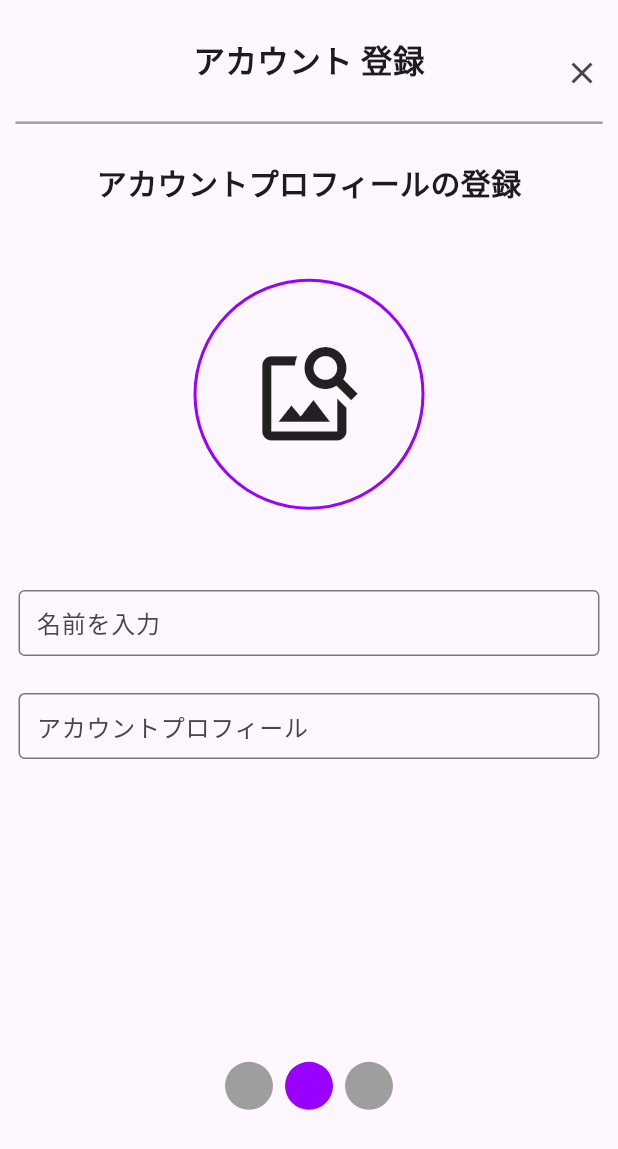
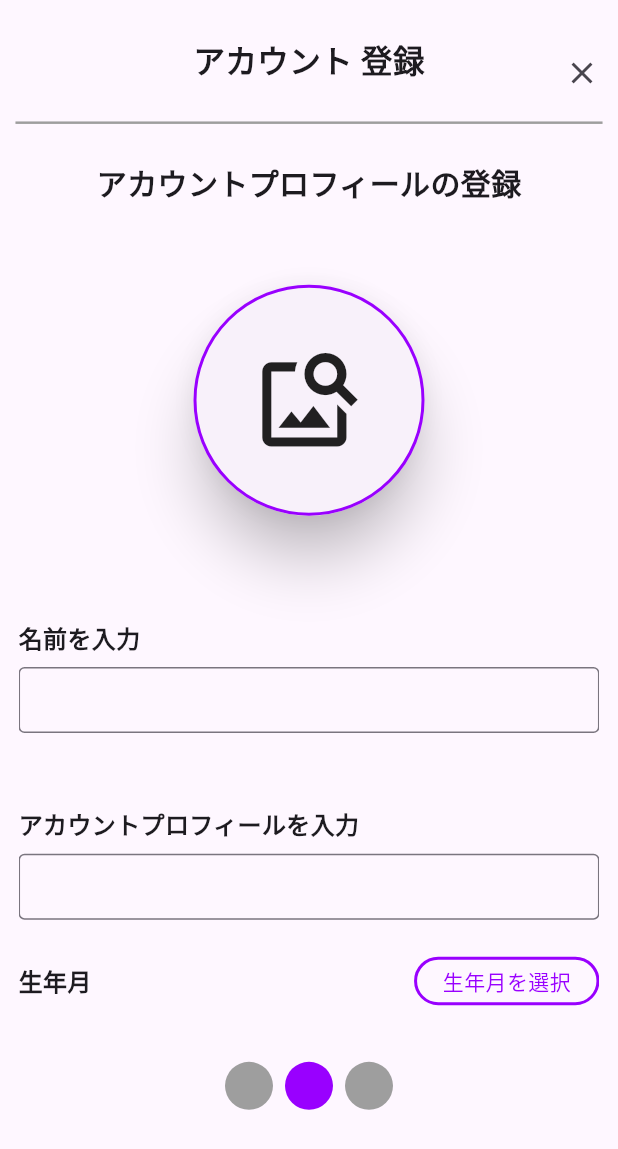
Before and after one commit to gls-tohtech/oshikatsu-product, a Flutter app: the AccountRegisterFragment screen opened directly, swiped to page 2, on a phone screen of 412 x 824 dp. Shown: the top 1149 px of the screen. Run offline on Flutter 3.47's test engine with Material 3 defaults, Android fonts, the phone set to English and light mode, and no system bars; drawn by our look-alikes of smooth_page_indicator; our stand-ins replace cloud_firestore, file_picker, firebase_auth, firebase_core, firebase_storage, flutter_chat_types and 4 more; missing offline and left inert: flutter_firebase_chat_core, matrix_gesture_detector; accounts and stored records are empty; project files that could hold a hidden picture were left out.

Commit message:
UserIconUIの作成

```diff
--- a/flutter/lib/screens/fragments/accountRegisterFragment/profileRegister.dart
+++ b/flutter/lib/screens/fragments/accountRegisterFragment/profileRegister.dart
@@ -2,6 +2,11 @@ import 'package:flutter/material.dart';
 import 'package:oshikatsu_product/models/users/UserProfile.dart';
 import 'package:oshikatsu_product/screens/fragments/accountRegisterFragment/pageTItle.dart';
 import 'package:oshikatsu_product/settings/appColors.dart';
+import 'package:oshikatsu_product/utils/validate/validate.dart';
+import 'package:oshikatsu_product/utils/validate/validateType.dart';
+import 'package:oshikatsu_product/widgets/imagePickAndSelect.dart';
+import 'package:oshikatsu_product/widgets/radiusText.dart';
+import 'package:oshikatsu_product/widgets/textFormField.dart';
 
 class ProfileRegister extends StatefulWidget {
     final Function(UserProfile) profileSetCallback;
@@ -15,91 +20,173 @@ class _ProfileRegisterState extends State<ProfileRegister> {
   final _nameText = TextEditingController();
   final _bioText = TextEditingController();
 
-  // var a = UserProfile(
-  //   name: name,
-  //   birthdayYear: birthdayYear,
-  //   birthdayMonth: birthdayMonth,
-  //   gender: gender,
-  //   iconImageUrl: iconImageUrl,
-  //   biography: biography,
-  //   relatedProjects: relatedProjects
-  // );
+  DateTime? _selectedDate;
+
+  bool _isShowImagePicker = false;
+
+  ImageProvider? _imageProvider;
+
+  bool _checkEntered(){
+    if(!checkValidate(context, Validate(value: _nameText.text, validateType: StringValidateType())).isOk) return false;
+    // if(!checkValidate(context, Validate(value: _bioText.text, validateType: StringValidateType())).isOk) return false;
+    return true;
+  }
+
+  Future<void> _pickDateTime(BuildContext context) async {
+    final DateTime? pickedDate = await showDatePicker(
+      context: context,
+      initialDate: _selectedDate ?? DateTime.now(),
+      firstDate: DateTime(1924),
+      lastDate: DateTime(2025),
+    );
+
+    if(pickedDate == null) return;
+
+    setState(() {
+      _selectedDate = pickedDate;
+    });
+  }
 
   @override
   Widget build(BuildContext context) {
     final Size size = MediaQuery.of(context).size;
-    return SingleChildScrollView(
-      child: Column(
+    return Stack(
       children: [
-          Form(
+        SingleChildScrollView(
           child: Column(
             children: [
               const RegisterPageTitleWidget(title: "アカウントプロフィールの登録"),
               Padding(
                 padding: EdgeInsets.symmetric(vertical: size.height * 0.05),
+                child: Card(
+                  elevation: 16,
+                  shape: RoundedRectangleBorder(
+                    borderRadius: BorderRadius.circular(1000)
+                  ),
                   child: Container(
                   decoration: BoxDecoration(
                     border: Border.all(
                       color: AppColors().primaryColor,
                       width: 2
                     ),
-                      borderRadius: BorderRadius.circular(256)
+                    borderRadius: BorderRadius.circular(1000)
                   ),
                   child: InkWell(
                     onTap: () {
-
+                      setState(() {
+                        _isShowImagePicker = !_isShowImagePicker;
+                      });
                     },
-                      borderRadius: BorderRadius.circular(256),
-                      child: const SizedBox(
+                    borderRadius: BorderRadius.circular(1000),
+                    child: SizedBox(
                       height: 150,
                       width: 150,
-                        child: Icon(
+                      child: _imageProvider != null
+                      ? ClipRRect(
+                        borderRadius: BorderRadius.circular(1000),
+                        child: Image(image: _imageProvider!)
+                      )
+                      : const Icon(
                         Icons.image_search,
                         size: 75,
                       ),
                     )
                   ),
                 ),
-                ),
-                buildForm(
-                  _nameText,
-                  '名前を入力',
-                  TextInputType.name
-                ),
-                buildForm(
-                  _bioText,
-                  'アカウントプロフィール',
-                  TextInputType.text
-                ),
-
-              ],
               )
               ),
-          SizedBox(
-            height: MediaQuery.of(context).viewInsets.bottom,
+              TextFieldWidget(
+                controller: _nameText,
+                formTitle: '名前',
+                textInputType: TextInputType.name,
               ),
+              TextFieldWidget(
+                controller: _bioText,
+                formTitle: 'アカウントプロフィール',
+                textInputType: TextInputType.text,
+              ),
+              Column(
+                crossAxisAlignment: CrossAxisAlignment.start,
+                children: <Widget>[
+                  Row(
+                    mainAxisAlignment: MainAxisAlignment.spaceBetween,
+                    children: <Widget>[
+                      const Text(
+                        '生年月',
+                        style: TextStyle(
+                          fontSize: 16.0,
+                          fontWeight: FontWeight.bold,
+                        ),
+                      ),
+                      RadiusTextComponent(
+                        "生年月を選択",
+                        widthRatio: 0.3,
+                        textTapped: () => _pickDateTime(context)
+                      ),
+                    ],
+                  ),
+                  Padding(
+                    padding: const EdgeInsets.only(top: 8.0),
+                    child: _selectedDate != null
+                        ? Text(
+                            '生年月: ${_selectedDate!.year}年 ${_selectedDate!.month.toString().padLeft(2, '0')}月',
+                            style: const TextStyle(
+                              fontSize: 16.0,
+                            ),
+                          )
+                        : const SizedBox.shrink(),
+                    // 条件に合わない場合は何も表示しない
+                  ),
+                ],
+              ),
+              const SizedBox(height: 20),
+              RadiusTextComponent(
+                "決定",
+                widthRatio: 0.7,
+                textTapped: () {
+                  if(!_checkEntered()) return;
+
+                  UserProfile profile =UserProfile(
+                    name: _nameText.text,
+                    birthdayYear: _selectedDate!.year,
+                    birthdayMonth: _selectedDate!.month,
+                    gender: "none",
+                    iconImageUrl: "",
+                    biography: _bioText.text,
+                    relatedProjects: []
+                  );
+
+                  widget.profileSetCallback(profile);
+                },
+              )
             ]
           ),
+        ),
+        AnimatedSwitcher(
+          switchInCurve: Curves.easeInOut,
+          switchOutCurve: Curves.easeInOut,
+          duration: const Duration(milliseconds: 300),
+          child: _isShowImagePicker
+            ? ImagePickAndselectWidget(
+                closeFragmentCallback: (ImageProvider? image) {
+                  setState(() {
+                    _isShowImagePicker = !_isShowImagePicker;
+                    _imageProvider = image;
+                  });
+                },
+              )
+            : Container(),
+          transitionBuilder: (Widget child, Animation<double> animation) {
+            return SlideTransition(
+              position: Tween<Offset>(
+                begin: const Offset(0, 1),
+                end: Offset.zero,
+              ).animate(animation),
+              child: child,
             );
-  }
-
-  Widget buildForm(TextEditingController controller, String hintText, TextInputType textInputType){
-    final Size size = MediaQuery.of(context).size;
-    return Container(
-      padding: EdgeInsets.symmetric(vertical: size.height * 0.015),
-      child: TextFormField(
-        controller: controller,
-        maxLines: null,
-        decoration: InputDecoration(
-          isDense: true,
-          contentPadding: const EdgeInsets.symmetric(
-            vertical: 10.0, horizontal: 8.0
-          ),
-          border: const OutlineInputBorder(),
-          hintText: hintText,
-        ),
-        keyboardType: textInputType
-      ),
+          },
+        )
+      ],
     );
   }
 }
--- a/flutter/lib/screens/pages/swipeUI.dart
+++ b/flutter/lib/screens/pages/swipeUI.dart
@@ -107,12 +107,12 @@ class _SwipeUIContentsState extends State<SwipeUIContents> {
                                   ),
                                   "オーナー",
                                 ),
-                                const SizedBox(width: 20,),
+                                const SizedBox(width: 20),
                                 FittedBox(
                                   fit:BoxFit.none,
                                   child: UserProfileLabelComponent(
                                     userRef: project.createdBy,
-                                    widthRatio: 0.7
+                                    widthRatio: 0.5
                                   )
                                 )
                               ],
--- a/flutter/lib/utils/validate/validate.dart
+++ b/flutter/lib/utils/validate/validate.dart
@@ -36,6 +36,9 @@ Result<String> _checkValidate(Validate target){
 Result<List<String>> _isNotContainsInvalidValue(Validate target){
   String invalidValue = target.value.replaceAll(target.validateType.allowRegExp, '');
   List<String> invalidValueList = invalidValue.split("");
+
+  final result = target.validateType.isMatchedAllowRange(target);
+  if(!result.isOk) return Result(isOk: true);
 
   if(invalidValue.isEmpty){
     return Result(isOk: true);
--- a/flutter/lib/widgets/projectListItemComponent/projectListItemCom.dart
+++ b/flutter/lib/widgets/projectListItemComponent/projectListItemCom.dart
@@ -75,7 +75,7 @@ class ProjectListItemContent extends StatelessWidget{
                 children: [
                   ProjectListItemImgComponent(project.thumbnailUrl),
                   Padding(
-                    padding: EdgeInsets.symmetric(horizontal: size.width * 0.019),
+                    padding: EdgeInsets.symmetric(horizontal: size.width * 0.01),
                     child: Column(
                       crossAxisAlignment: CrossAxisAlignment.start,
                       children: [
--- a/flutter/lib/widgets/projectListItemComponent/projectListItemImgCom.dart
+++ b/flutter/lib/widgets/projectListItemComponent/projectListItemImgCom.dart
@@ -10,7 +10,7 @@ class ProjectListItemImgComponent extends StatelessWidget{
   Widget build(BuildContext context){
     final Size size = MediaQuery.of(context).size;
     return Card(
-      elevation: 8,
+      elevation: 2,
       child: ClipRRect(
         borderRadius: BorderRadius.circular(8),
         child: _imageUrl != ""
```
Also changed, not shown: flutter/lib/models/users/userIcon.dart (added, +41 -0 lines), flutter/lib/screens/fragments/accountRegisterFragment/accountRegisterFragment.dart (+19 -2 lines), flutter/lib/screens/fragments/accountRegisterFragment/authRegister.dart (+14 -52 lines), flutter/lib/screens/fragments/loginFragment.dart (+12 -28 lines), flutter/lib/utils/imagePicker.dart (added, +19 -0 lines), flutter/lib/utils/pictureBoundaryConverter.dart (added, +21 -0 lines), flutter/lib/utils/validate/validateType.dart (+5 -6 lines), 1 other file. Lines whose indentation alone changed are shown as unchanged.
